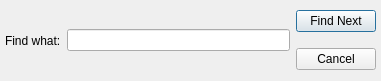
Before: the Qt Designer form src/searchdialog.ui in CamK06/QNotepad, drawn with Qt 5.
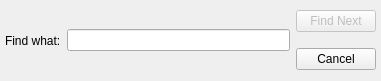
After: the same form once the commit is applied.

What changed in the file:
```diff
--- a/src/searchdialog.ui
+++ b/src/searchdialog.ui
@@ -43,6 +43,9 @@
      <layout class="QVBoxLayout" name="verticalLayout">
       <item>
        <widget class="QPushButton" name="findNextButton">
+        <property name="enabled">
+         <bool>false</bool>
+        </property>
         <property name="text">
          <string>Find Next</string>
         </property>
```
